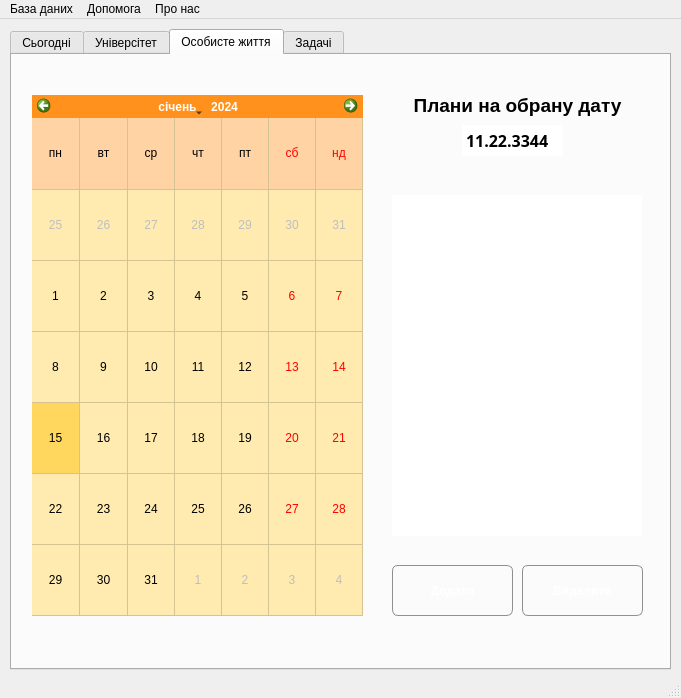
Before: the Qt Designer form mainwindow.ui in zEEmperon/Course-Project-KNT-129, drawn with Qt 5.
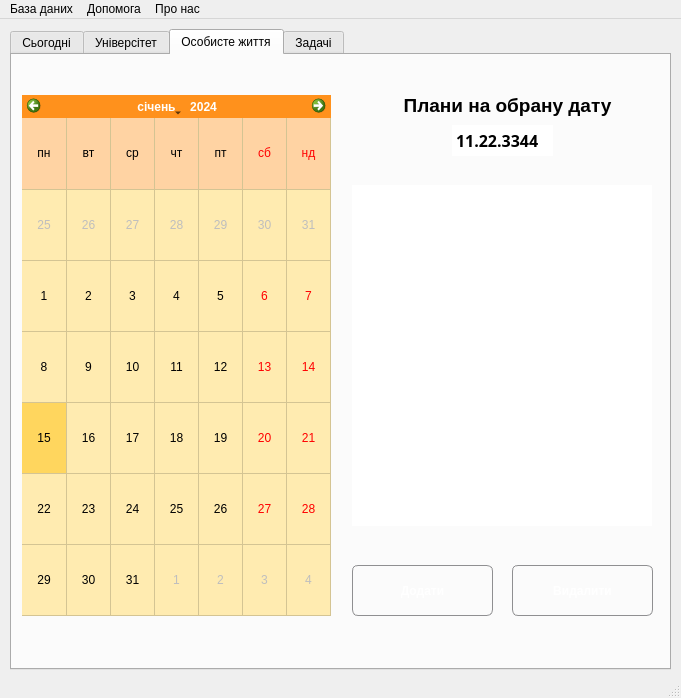
After: the same form once the commit is applied. The open tabs and pages were chosen to show the change. Icons and pictures are not drawn.

```diff
--- a/mainwindow.ui
+++ b/mainwindow.ui
@@ -1076,9 +1076,9 @@
      <widget class="QCalendarWidget" name="calendarPersonalLife">
       <property name="geometry">
        <rect>
-        <x>20</x>
+        <x>10</x>
         <y>40</y>
-        <width>331</width>
+        <width>309</width>
         <height>521</height>
        </rect>
       </property>
@@ -1127,7 +1127,7 @@
      <widget class="QLabel" name="label_5">
       <property name="geometry">
        <rect>
-        <x>380</x>
+        <x>370</x>
         <y>40</y>
         <width>251</width>
         <height>21</height>
@@ -1150,9 +1150,9 @@
      <widget class="QPushButton" name="buttonAddPersonalLife">
       <property name="geometry">
        <rect>
-        <x>380</x>
+        <x>340</x>
         <y>510</y>
-        <width>121</width>
+        <width>141</width>
         <height>51</height>
        </rect>
       </property>
@@ -1193,7 +1193,7 @@
      <widget class="QTextEdit" name="textEdit">
       <property name="geometry">
        <rect>
-        <x>450</x>
+        <x>440</x>
         <y>70</y>
         <width>101</width>
         <height>31</height>
@@ -1224,9 +1224,9 @@
      <widget class="QTableWidget" name="tablePersonalLifeEvents">
       <property name="geometry">
        <rect>
-        <x>380</x>
-        <y>140</y>
-        <width>250</width>
+        <x>340</x>
+        <y>130</y>
+        <width>300</width>
         <height>341</height>
        </rect>
       </property>
@@ -1277,9 +1277,9 @@
      <widget class="QPushButton" name="buttonRemovePersonalLife">
       <property name="geometry">
        <rect>
-        <x>510</x>
+        <x>500</x>
         <y>510</y>
-        <width>121</width>
+        <width>141</width>
         <height>51</height>
        </rect>
       </property>
```
Left out of the diff: 12 changed lines with no effect on the pictures.
